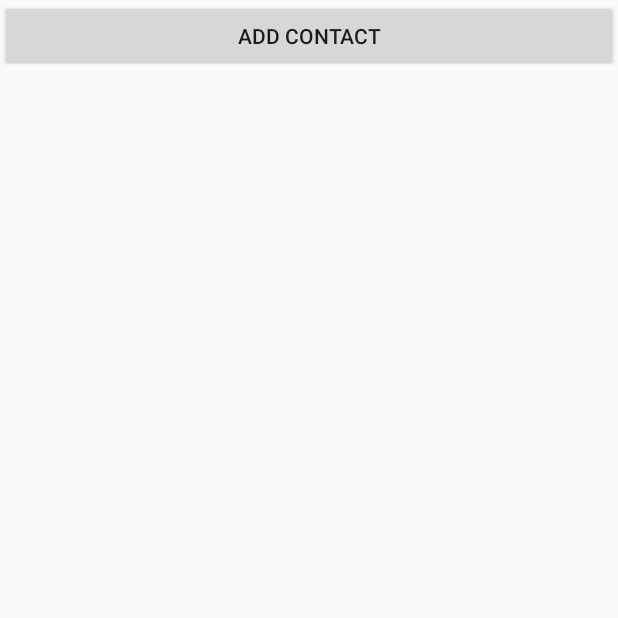
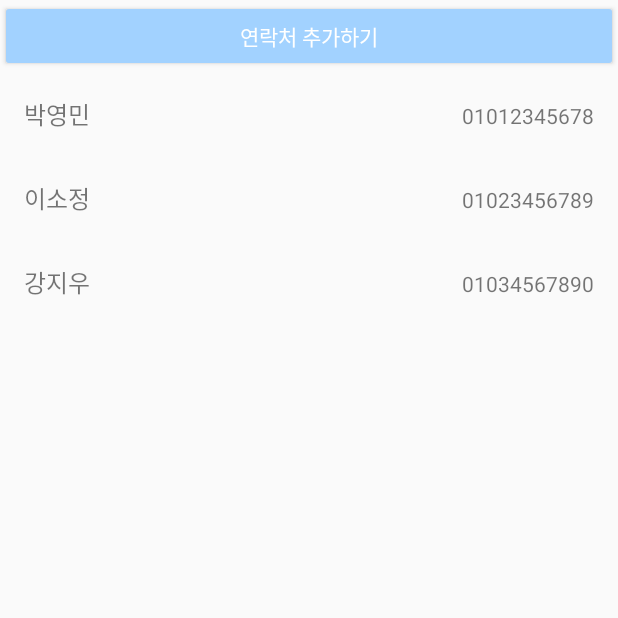
Before and after one commit to minjae4650/bookApp, an Android app built with Jetpack Compose: the screen it shows after launch (MainActivity), on a phone screen of 412 x 824 dp, the top half of it. Run offline under Robolectric (Android 15) with nearby library versions, the phone set to English and light mode, and no system bars.

Commit message:
fix : 샘플 데이터 띄우기

```diff
--- a/app/src/main/java/com/example/bookapp/MainActivity.kt
+++ b/app/src/main/java/com/example/bookapp/MainActivity.kt
@@ -16,7 +16,8 @@ import com.example.bookapp.SampleData
 
 class MainActivity : AppCompatActivity() {
     private lateinit var contactAdapter: ContactAdapter
-    private val contactList = mutableListOf<Contact>() // contactList를 여기서 관리
+    //private val contactList = mutableListOf<Contact>() // contactList를 여기서 관리
+    private val contactList = SampleData.contactList
 
     override fun onCreate(savedInstanceState: Bundle?) {
         super.onCreate(savedInstanceState)
@@ -55,7 +56,7 @@ class MainActivity : AppCompatActivity() {
                 val name = nameEditText.text.toString()
                 val phone = phoneEditText.text.toString()
                 val insta = instaEditText.text.toString()
-                if (name.isNotEmpty() && phone.isNotEmpty()) {
+                if (name.isNotEmpty() && phone.isNotEmpty() &&insta.isNotEmpty()) {
                     val newContact = Contact(name, insta, phone)
                     contactList.add(newContact)
                     contactAdapter.notifyItemInserted(contactList.size - 1)
--- a/app/src/main/java/com/example/bookapp/SampleData.kt
+++ b/app/src/main/java/com/example/bookapp/SampleData.kt
@@ -1,14 +1,13 @@
 package com.example.bookapp
 
-// SampleData.kt
+object SampleData {
+    val contactList = mutableListOf(
+        Contact("박영민", "@ym_book", "01012345678"),
+        Contact("이소정", "@sj_book", "01023456789"),
+        Contact("강지우", "@joo_book", "01034567890")
+    )
+}
+
 //object SampleData {
-//    val contactList = mutableListOf(
-//        Contact("Alice", "@alice_book", "010-1234-5678"),
-//        Contact("Bob", "@bob_book", "010-2345-6789"),
-//        Contact("Charlie", "@char_book", "010-3456-7890")
-//    )
+//    val contactList = mutableListOf<Contact>() // 빈 리스트로 초기화
 //}
-
-object SampleData {
-    val contactList = mutableListOf<Contact>() // 빈 리스트로 초기화
-}
--- a/app/src/main/res/layout/activity_main.xml
+++ b/app/src/main/res/layout/activity_main.xml
@@ -9,7 +9,9 @@
         android:id="@+id/addContactButton"
         android:layout_width="match_parent"
         android:layout_height="wrap_content"
-        android:text="Add Contact" />
+        android:backgroundTint="@color/pastel_blue_dark"
+        android:textColor="@android:color/white"
+        android:text="연락처 추가하기" />
 
     <!-- 연락처 목록 -->
     <androidx.recyclerview.widget.RecyclerView
--- a/app/src/main/res/layout/add_contact.xml
+++ b/app/src/main/res/layout/add_contact.xml
@@ -9,17 +9,17 @@
         android:id="@+id/editName"
         android:layout_width="match_parent"
         android:layout_height="wrap_content"
-        android:hint="Name/Nickname" />
+        android:hint="이름" />
 
     <EditText
         android:id="@+id/editPhone"
         android:layout_width="match_parent"
         android:layout_height="wrap_content"
-        android:hint="Phone Number (010-xxxx-xxxx)" />
+        android:hint="전화번호" />
 
     <EditText
         android:id="@+id/editInsta"
         android:layout_width="match_parent"
         android:layout_height="wrap_content"
-        android:hint="Instagram (@으로 시작)" />
+        android:hint="인스타그램 (@으로 시작)" />
 </LinearLayout>
--- a/app/src/main/res/values/colors.xml
+++ b/app/src/main/res/values/colors.xml
@@ -1,8 +1,8 @@
 <?xml version="1.0" encoding="utf-8"?>
 <resources>
-    <color name="pastel_yellow_primary">#FFF9C4</color> <!-- 메인 노란색 -->
-    <color name="pastel_yellow_dark">#F6E497</color>    <!-- 어두운 노란색 -->
-    <color name="pastel_yellow_accent">#FFECB3</color>  <!-- 강조 노란색 -->
+    <color name="pastel_blue_primary">#D1E8FC</color> <!-- 메인 blue -->
+    <color name="pastel_blue_dark">#A2D2FF</color>    <!-- 어두운 blue-->
+    <color name="pastel_blue_accent">#8FC9FF</color>  <!-- 강조 blue-->
     <color name="white">#FFFFFF</color>
     <color name="black">#000000</color>
 </resources>
--- a/app/src/main/res/values/themes.xml
+++ b/app/src/main/res/values/themes.xml
@@ -4,13 +4,13 @@
     <!-- 기본 테마 정의 -->
     <style name="Theme.BookApp" parent="Theme.AppCompat.Light.NoActionBar">
         <!-- 기본 색상 -->
-        <item name="colorPrimary">@color/pastel_yellow_primary</item>
-        <item name="colorPrimaryDark">@color/pastel_yellow_dark</item>
-        <item name="colorAccent">@color/pastel_yellow_accent</item>
+        <item name="colorPrimary">@color/pastel_blue_primary</item>
+        <item name="colorPrimaryDark">@color/pastel_blue_dark</item>
+        <item name="colorAccent">@color/pastel_blue_accent</item>
 
         <!-- 상태바 및 내비게이션바 설정 -->
-        <item name="android:statusBarColor">@color/pastel_yellow_dark</item>
-        <item name="android:navigationBarColor">@color/pastel_yellow_primary</item>
+        <item name="android:statusBarColor">@color/pastel_blue_primary</item>
+        <item name="android:navigationBarColor">@color/pastel_blue_primary</item>
     </style>
 
 </resources>
```
